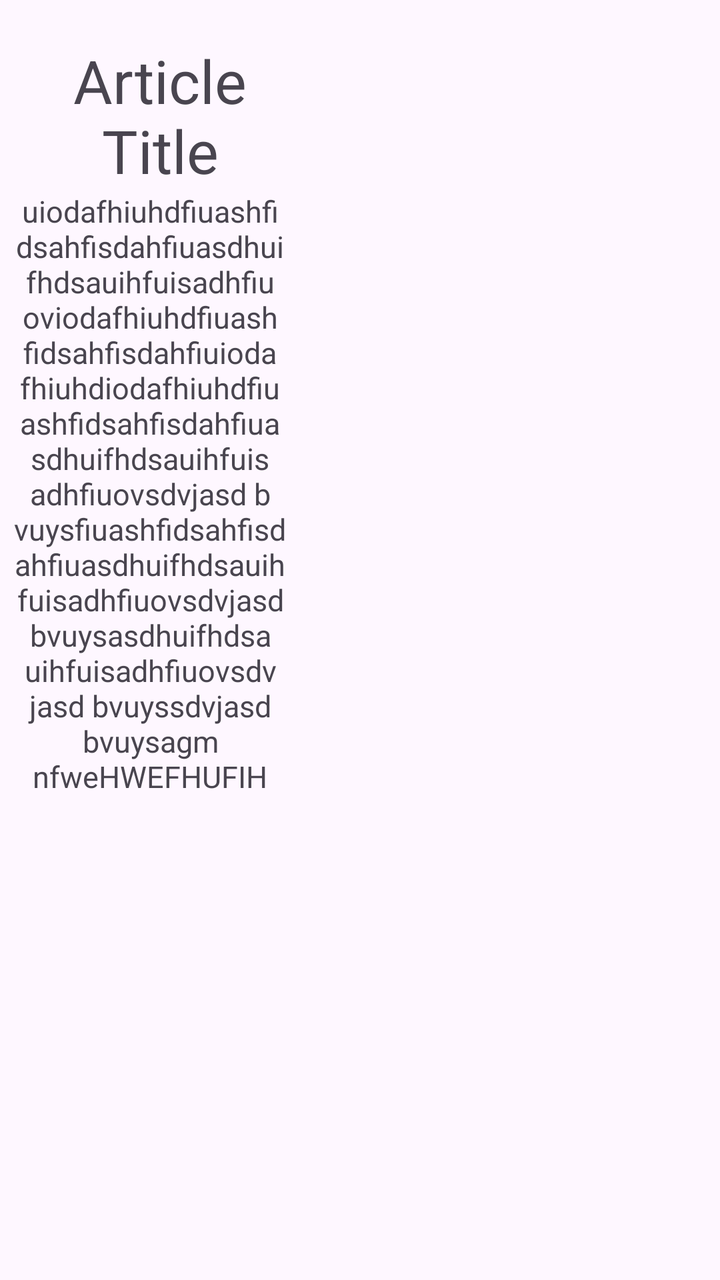
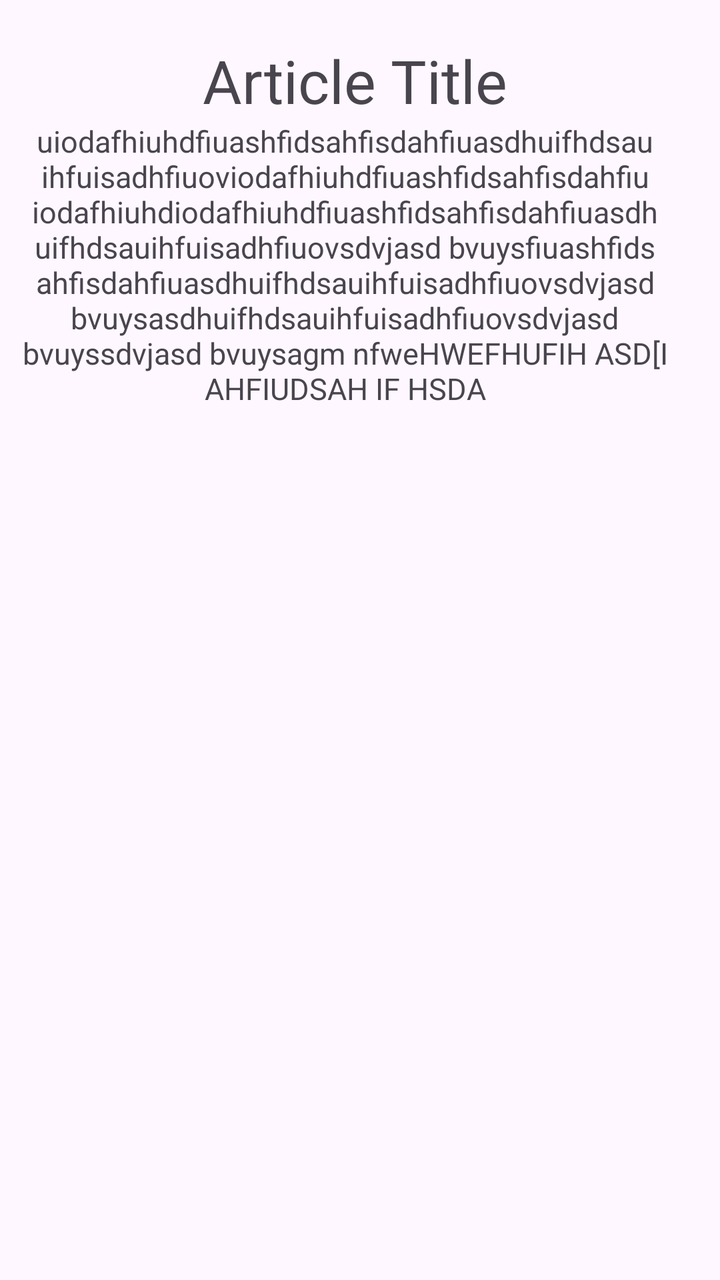

Before-and-after screenshots of an Android layout around one commit, followed by the original layout XML and the change that was made.
<!-- AndroidManifest.xml: application theme Theme.MyApplication -->
<!-- res/layout/article_browse_recycler_view_model.xml -->
<?xml version="1.0" encoding="utf-8"?>
<LinearLayout xmlns:android="http://schemas.android.com/apk/res/android"
    android:layout_width="wrap_content"
    android:layout_height="wrap_content"
    android:orientation="vertical"
    android:paddingTop="20dp"
    android:paddingStart="5dp"
    android:paddingEnd="10dp"
    android:paddingBottom="20dp">

    <TextView
        android:id="@+id/article_browse_recycler_article_title"
        android:layout_width="150dp"
        android:layout_height="wrap_content"
        android:text="Article Title"
        android:textSize="30sp"
        android:gravity="center"
     />


    <TextView
        android:id="@+id/article_browse_recycler_thumbnail_text"
        android:layout_width="150dp"
        android:layout_height="300dp"
        android:paddingEnd="10dp"
        android:gravity="center_horizontal"
        android:text="uiodafhiuhdfiuashfidsahfisdahfiuasdhuifhdsauihfuisadhfiuoviodafhiuhdfiuashfidsahfisdahfiuiodafhiuhdiodafhiuhdfiuashfidsahfisdahfiuasdhuifhdsauihfuisadhfiuovsdvjasd bvuysfiuashfidsahfisdahfiuasdhuifhdsauihfuisadhfiuovsdvjasd bvuysasdhuifhdsauihfuisadhfiuovsdvjasd bvuyssdvjasd bvuysagm nfweHWEFHUFIH ASD[I AHFIUDSAH IF HSDA"
        android:textSize="15sp"
       />


</LinearLayout>
<!-- resources referenced by this layout -->
<resources>
  <style name="Theme.MyApplication" parent="Base.Theme.MyApplication" />
  <style name="Base.Theme.MyApplication" parent="Theme.Material3.DayNight.NoActionBar">
          
          
      </style>
</resources>

<!-- the commit's change to res/layout/article_browse_recycler_view_model.xml (unified diff, before → after) -->
@@ -1,6 +1,6 @@
 <?xml version="1.0" encoding="utf-8"?>
 <LinearLayout xmlns:android="http://schemas.android.com/apk/res/android"
-    android:layout_width="wrap_content"
+    android:layout_width="match_parent"
     android:layout_height="wrap_content"
     android:orientation="vertical"
     android:paddingTop="20dp"
@@ -10,7 +10,7 @@
 
     <TextView
         android:id="@+id/article_browse_recycler_article_title"
-        android:layout_width="150dp"
+        android:layout_width="match_parent"
         android:layout_height="wrap_content"
         android:text="Article Title"
         android:textSize="30sp"
@@ -20,8 +20,8 @@
 
     <TextView
         android:id="@+id/article_browse_recycler_thumbnail_text"
-        android:layout_width="150dp"
-        android:layout_height="300dp"
+        android:layout_width="match_parent"
+        android:layout_height="wrap_content"
         android:paddingEnd="10dp"
         android:gravity="center_horizontal"
         android:text="uiodafhiuhdfiuashfidsahfisdahfiuasdhuifhdsauihfuisadhfiuoviodafhiuhdfiuashfidsahfisdahfiuiodafhiuhdiodafhiuhdfiuashfidsahfisdahfiuasdhuifhdsauihfuisadhfiuovsdvjasd bvuysfiuashfidsahfisdahfiuasdhuifhdsauihfuisadhfiuovsdvjasd bvuysasdhuifhdsauihfuisadhfiuovsdvjasd bvuyssdvjasd bvuysagm nfweHWEFHUFIH ASD[I AHFIUDSAH IF HSDA"
